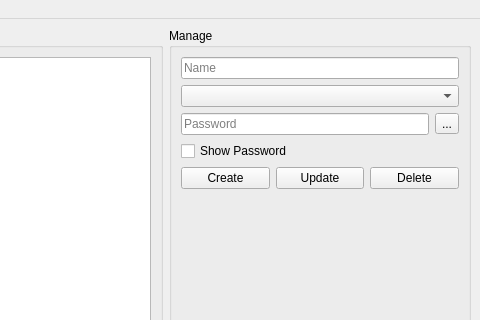
This is design/MainWindow.ui in xaprier/qt-password-manager as Qt 5 draws it before an edit; both pictures show x 149 to 629 and y 0 to 320 of the 629 by 438 pixel window. The edited form follows.
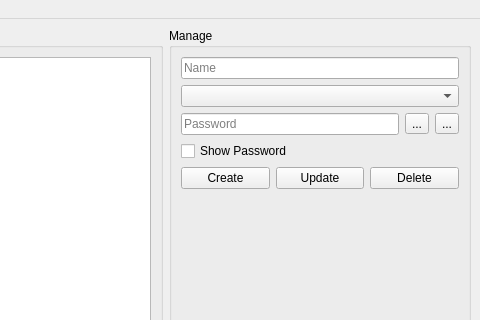
This is the edited form.

Commit message: Added copy password option

The edit to the form file:
```diff
--- a/design/MainWindow.ui
+++ b/design/MainWindow.ui
@@ -76,6 +76,13 @@
                </property>
               </widget>
              </item>
+             <item>
+              <widget class="QToolButton" name="copyTB">
+               <property name="text">
+                <string>...</string>
+               </property>
+              </widget>
+             </item>
              <item>
               <widget class="QToolButton" name="generateTB">
                <property name="text">
```
The commit also changes 14 other files.
